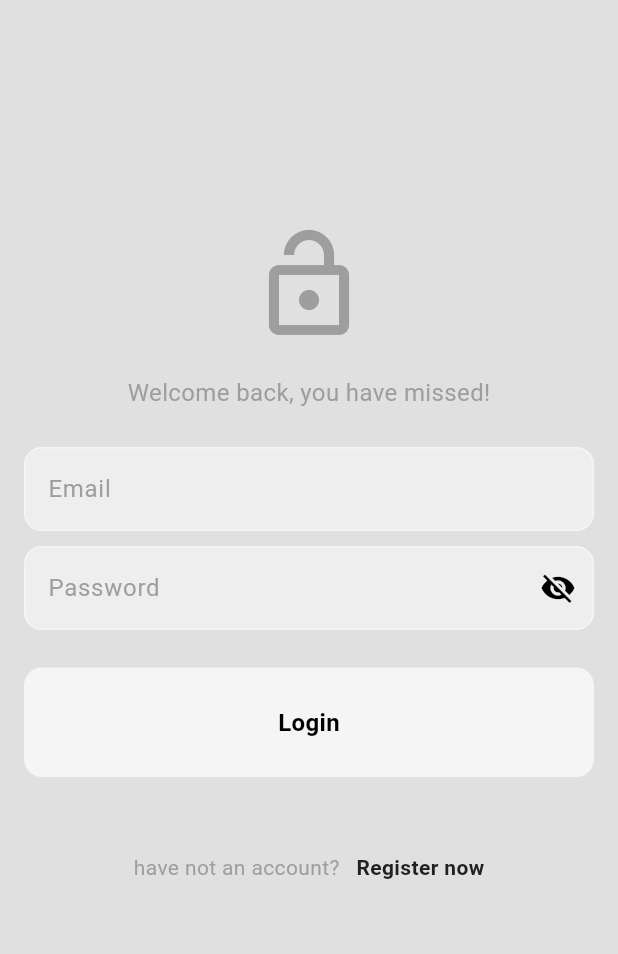
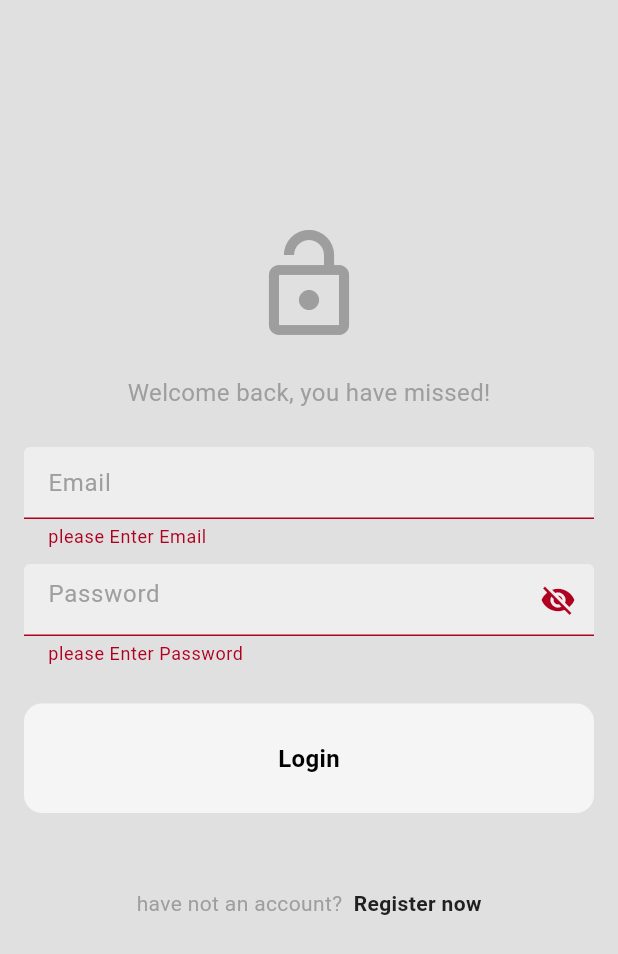
Before and after one commit to mahmoudahmed1718/social_media_app, a Flutter app: the screen it shows after launch, after a tap on "Login", on a phone screen of 412 x 824 dp. Shown: the top 954 px of the screen. Run offline on Flutter 3.47's test engine with Material 3 defaults, Android fonts, the phone set to English and light mode, and no system bars; drawn by our look-alikes of modal_progress_hud_nsn; our stand-ins replace bloc, dartz, firebase_auth, firebase_core, flutter_bloc, get_it; missing offline and left inert: flutter_facebook_auth; accounts and stored records are empty; generated files the repository leaves out were written again.

Commit message:
impl valdate for email and password and my text field and also make loding for user

```diff
--- a/lib/features/auth/presentation/views/widgets/login_page_body.dart
+++ b/lib/features/auth/presentation/views/widgets/login_page_body.dart
@@ -1,4 +1,6 @@
 import 'package:flutter/material.dart';
+import 'package:flutter_bloc/flutter_bloc.dart';
+import 'package:social_meda/features/auth/presentation/manger/cubit/auth_cubit.dart';
 import 'package:social_meda/features/auth/presentation/views/widgets/my_button.dart';
 import 'package:social_meda/features/auth/presentation/views/widgets/my_text_filed.dart';
 
@@ -14,13 +16,32 @@ class _LoginPageBodyState extends State<LoginPageBody> {
   final pWController = TextEditingController();
   bool isObscured = true;
   bool isLoading = false;
+  GlobalKey<FormState> formKey = GlobalKey<FormState>();
+  AutovalidateMode autovalidateMode = AutovalidateMode.disabled;
 
   @override
+  void initState() {
+    super.initState();
+  }
+
   @override
   void dispose() {
     super.dispose();
     emailController.dispose();
     pWController.dispose();
+  }
+
+  void login() {
+    if (formKey.currentState!.validate()) {
+      context.read<AuthCubit>().login(
+        email: emailController.text,
+        password: pWController.text,
+      );
+    } else {
+      setState(() {
+        autovalidateMode = AutovalidateMode.always;
+      });
+    }
   }
 
   @override
@@ -29,6 +50,8 @@ class _LoginPageBodyState extends State<LoginPageBody> {
       child: Center(
         child: Padding(
           padding: const EdgeInsets.symmetric(horizontal: 16.0),
+          child: Form(
+            key: formKey,
             child: ListView(
               children: [
                 const SizedBox(height: 150),
@@ -67,7 +90,12 @@ class _LoginPageBodyState extends State<LoginPageBody> {
                 const SizedBox(height: 25),
                 isLoading
                     ? const Center(child: CircularProgressIndicator())
-                  : MyButton(onTap: () {}, text: 'Login'),
+                    : MyButton(
+                        onTap: () {
+                          login();
+                        },
+                        text: 'Login',
+                      ),
                 const SizedBox(height: 50),
                 Row(
                   mainAxisAlignment: MainAxisAlignment.center,
@@ -83,7 +111,7 @@ class _LoginPageBodyState extends State<LoginPageBody> {
                         Navigator.pushNamed(context, '/register');
                       },
                       child: Text(
-                      '  Register now',
+                        ' Register now',
                         style: TextStyle(
                           color: Theme.of(context).colorScheme.inversePrimary,
                           fontWeight: FontWeight.bold,
@@ -96,6 +124,7 @@ class _LoginPageBodyState extends State<LoginPageBody> {
             ),
           ),
         ),
+      ),
     );
   }
 }
--- a/lib/features/auth/presentation/views/widgets/login_page_body_bloc_consumer.dart
+++ b/lib/features/auth/presentation/views/widgets/login_page_body_bloc_consumer.dart
@@ -1,6 +1,7 @@
 import 'package:flutter/material.dart';
 import 'package:flutter_bloc/flutter_bloc.dart';
 import 'package:social_meda/core/helper/snak_bar_method.dart';
+import 'package:social_meda/core/widgets/custom_modal_progress_hud.dart';
 import 'package:social_meda/features/auth/presentation/manger/cubit/auth_cubit.dart';
 import 'package:social_meda/features/auth/presentation/views/widgets/login_page_body.dart';
 
@@ -18,7 +19,10 @@ class LoginPageBodyBlocConsumer extends StatelessWidget {
         }
       },
       builder: (context, state) {
-        return LoginPageBody();
+        return CustomModalProgrssHud(
+          isLoading: state is AuthLoading ? true : false,
+          child: LoginPageBody(),
+        );
       },
     );
   }
--- a/lib/features/auth/presentation/views/widgets/my_text_filed.dart
+++ b/lib/features/auth/presentation/views/widgets/my_text_filed.dart
@@ -14,9 +14,10 @@ class MyTextField extends StatelessWidget {
   final IconButton? iconButton;
   @override
   Widget build(BuildContext context) {
-    return TextField(
+    return TextFormField(
       controller: textEditingController,
       obscureText: obscureText,
+      validator: (value) => value!.isEmpty ? 'please Enter $hintText' : null,
       decoration: InputDecoration(
         suffixIcon: iconButton,
         hintStyle: TextStyle(color: Theme.of(context).colorScheme.primary),
--- a/lib/features/auth/presentation/views/widgets/regster_page_body.dart
+++ b/lib/features/auth/presentation/views/widgets/regster_page_body.dart
@@ -19,6 +19,8 @@ class _RegsterPageBodyState extends State<RegsterPageBody> {
   final emailController = TextEditingController();
   final pWController = TextEditingController();
   final confirmpWController = TextEditingController();
+  AutovalidateMode autovalidateMode = AutovalidateMode.disabled;
+  GlobalKey<FormState> formKey = GlobalKey<FormState>();
   @override
   void dispose() {
     nameController.dispose();
@@ -35,6 +37,8 @@ class _RegsterPageBodyState extends State<RegsterPageBody> {
         child: Center(
           child: Padding(
             padding: const EdgeInsets.symmetric(horizontal: 16.0),
+            child: Form(
+              key: formKey,
               child: ListView(
                 children: [
                   const SizedBox(height: 120),
@@ -131,6 +135,7 @@ class _RegsterPageBodyState extends State<RegsterPageBody> {
             ),
           ),
         ),
+      ),
     );
   }
 
@@ -143,6 +148,8 @@ class _RegsterPageBodyState extends State<RegsterPageBody> {
     // authcubit
     // final authcubit = context.read<AuthCubit>();
     // ensure password confirm
+
+    if (formKey.currentState!.validate()) {
       if (email.isNotEmpty &&
           name.isNotEmpty &&
           pw.isNotEmpty &&
@@ -159,5 +166,10 @@ class _RegsterPageBodyState extends State<RegsterPageBody> {
       } else {
         snakBarMethod(context: context, message: 'fill all the fields');
       }
+    } else {
+      setState(() {
+        autovalidateMode = AutovalidateMode.always;
+      });
     }
   }
+}
```
Lines whose indentation alone changed are shown as unchanged.
